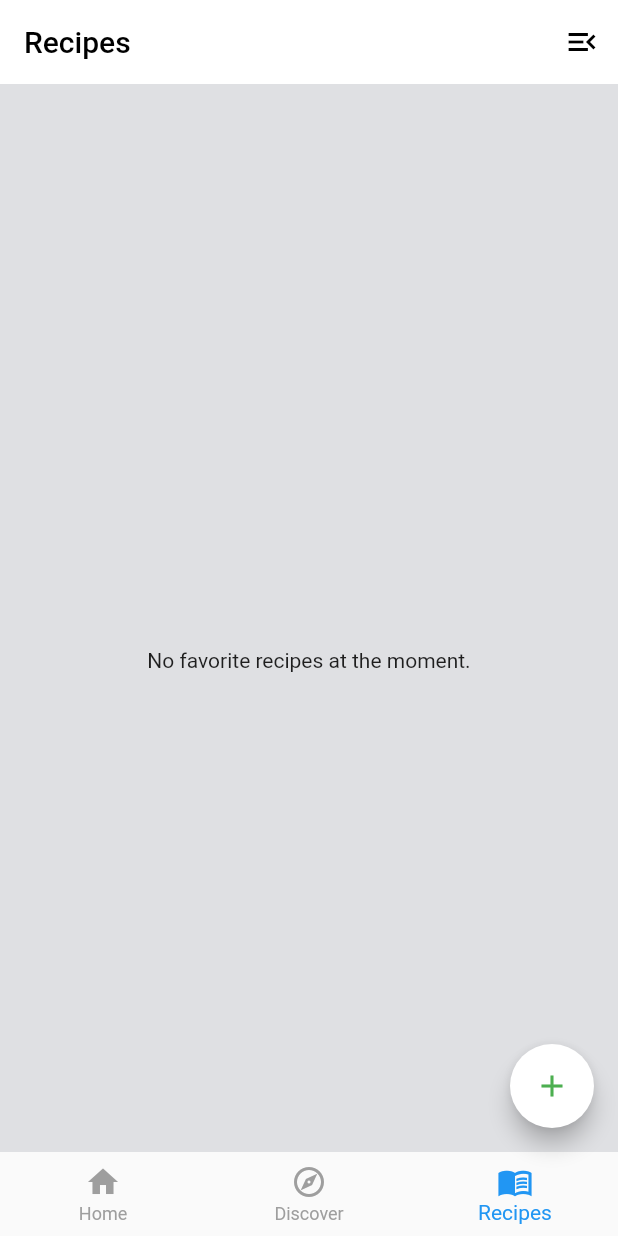
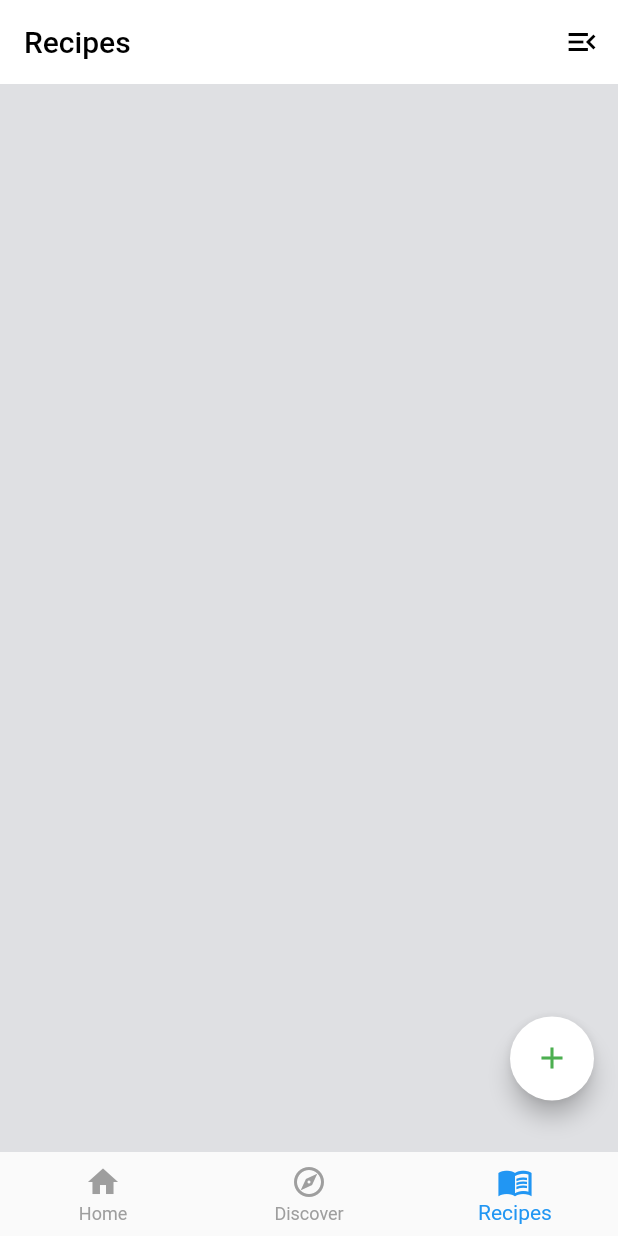
Before and after one commit to shavar67/nutri, a Flutter app: the screen it shows once a user with an empty profile is signed in, item 3 of the bottom bar chosen, after a tap on the "add" icon, on a phone screen of 412 x 824 dp. Run offline on Flutter 3.47's test engine with Material 2 defaults, Android fonts, the phone set to English and light mode, and no system bars; drawn by our look-alikes of auto_size_text, liquid_pull_to_refresh; our stand-ins replace firebase_auth, firebase_core, flutter_easyloading, logger, shared_preferences; accounts and stored records are empty.

Commit message:
refactoring code

```diff
--- a/lib/main.dart
+++ b/lib/main.dart
@@ -5,8 +5,7 @@ import 'package:flutter_easyloading/flutter_easyloading.dart';
 import 'package:logger/logger.dart';
 import 'package:nuclear/constants/route_constants.dart';
 import 'package:nuclear/firebase_auth/auth_service..dart';
-import 'package:nuclear/model/theme_provider.dart';
-import 'package:nuclear/provider/recipe_provider.dart';
+import 'package:nuclear/provider/theme_provider.dart';
 import 'package:nuclear/routes/router.dart';
 import 'package:nuclear/screens/shared/home.dart';
 import 'package:nuclear/theme/app_theme.dart';
@@ -25,7 +24,6 @@ Future<void> main() async {
     providers: [
       Provider<ThemeProvider>(create: (_) => ThemeProvider()),
       Provider<AuthService>(create: (_) => AuthService()),
-      ChangeNotifierProvider<RecipeProvider>(create: (_) => RecipeProvider())
     ],
     child: const MyApp(),
   ));
--- a/lib/network/network_request.dart
+++ /dev/null
@@ -1,27 +0,0 @@
-import 'dart:convert';
-
-import 'package:http/http.dart' as http;
-import 'package:logger/logger.dart';
-import 'package:nuclear/model/recipe_model.dart';
-
-//baseUrl+query+&+akiPkey+&_cont+&type=public&+apiId
-var logger = Logger(printer: PrettyPrinter());
-Future<List<RecipeModel>> searchRecipe(recipe) async {
-  String url = 'https://www.themealdb.com/api/json/v1/1/search.php?s=$recipe';
-  Uri uri = Uri.parse(url);
-  logger.i(url);
-  final response = await http.get(uri);
-  if (response.statusCode == 200) {
-    Map data = json.decode(response.body);
-    if (data['meals'] != null) {
-      ///logger.i(data['meals'][0]);
-      var list =
-          (data['meals'] as List).map((e) => RecipeModel.fromJson(e)).toList();
-      //logger.i(list[0]);
-      return list;
-    }
-    throw Exception(response.reasonPhrase);
-  } else {
-    throw Exception(response.reasonPhrase);
-  }
-}
--- a/lib/provider/recipe_provider.dart
+++ /dev/null
@@ -1,17 +0,0 @@
-import 'package:flutter/material.dart';
-import 'package:nuclear/network/network_request.dart';
-
-import '../model/recipe_model.dart';
-
-class RecipeProvider with ChangeNotifier {
-  RecipeModel recipe = RecipeModel();
-  bool loading = false;
-  List<RecipeModel> meals = [];
-
-  getRecipe(meal) async {
-    loading = true;
-    meals = await searchRecipe(meal);
-    loading = false;
-    notifyListeners();
-  }
-}
--- /dev/null
+++ b/lib/screens/mobile/create_recipe_view.dart
@@ -0,0 +1,44 @@
+import 'package:flutter/material.dart';
+import 'package:logger/logger.dart';
+import 'package:nuclear/provider/theme_provider.dart';
+import 'package:provider/provider.dart';
+
+import '../../theme/styles.dart';
+
+class CreateRecipeView extends StatefulWidget {
+  const CreateRecipeView({Key? key}) : super(key: key);
+
+  @override
+  State<CreateRecipeView> createState() => _CreateRecipeViewState();
+}
+
+class _CreateRecipeViewState extends State<CreateRecipeView> {
+  Logger logger =
+      Logger(printer: PrettyPrinter(printEmojis: true, printTime: false));
+  @override
+  Widget build(BuildContext context) {
+    final themeProvider = context.watch<ThemeProvider>();
+    Size size = MediaQuery.of(context).size;
+    return Stack(
+      children: [
+        Positioned(
+            right: 0,
+            bottom: size.height * 0.1,
+            child: Padding(
+              padding: const EdgeInsets.symmetric(horizontal: 16, vertical: 8),
+              child: FloatingActionButton(
+                  backgroundColor: themeProvider.getDarkTheme
+                      ? Styles.greyShade900
+                      : Styles.white,
+                  onPressed: () async {},
+                  child: Icon(
+                    Icons.add,
+                    color: themeProvider.getDarkTheme
+                        ? Styles.defaultIconColor
+                        : Colors.green,
+                  )),
+            ))
+      ],
+    );
+  }
+}
--- a/lib/screens/mobile/mobile_feed.dart
+++ b/lib/screens/mobile/mobile_feed.dart
@@ -1,6 +1,5 @@
 import 'package:flutter/material.dart';
-import 'package:nuclear/provider/recipe_provider.dart';
-import 'package:provider/provider.dart';
+import 'package:logger/logger.dart';
 
 class MobileFeed extends StatefulWidget {
   const MobileFeed({Key? key}) : super(key: key);
@@ -10,6 +9,8 @@ class MobileFeed extends StatefulWidget {
 }
 
 class _MobileFeedState extends State<MobileFeed> {
+  Logger logger = Logger();
+  bool isLoading = true;
   @override
   void initState() {
     super.initState();
@@ -17,13 +18,10 @@ class _MobileFeedState extends State<MobileFeed> {
 
   @override
   Widget build(BuildContext context) {
-    final recipeProvider = Provider.of<RecipeProvider>(context);
-    return recipeProvider.loading
-        ? const Center(child: CircularProgressIndicator())
-        : ListView.builder(
-            itemCount: recipeProvider.meals.length,
-            itemBuilder: ((context, index) {
-              return ListTile(title: Text('${recipeProvider.meals.length}'));
-            }));
+    return SingleChildScrollView(
+      child: Column(children: const [
+        Text('lorem ipsum'),
+      ]),
+    );
   }
 }
--- a/lib/screens/mobile/mobile_login.dart
+++ b/lib/screens/mobile/mobile_login.dart
@@ -1,7 +1,7 @@
 import 'package:auto_size_text/auto_size_text.dart';
 import 'package:flutter/material.dart';
 import 'package:logger/logger.dart';
-import 'package:nuclear/model/theme_provider.dart';
+import 'package:nuclear/provider/theme_provider.dart';
 import 'package:provider/provider.dart';
 
 import '../../constants/route_constants.dart';
--- a/lib/screens/mobile/mobile_view.dart
+++ b/lib/screens/mobile/mobile_view.dart
@@ -2,13 +2,12 @@ import 'package:auto_size_text/auto_size_text.dart';
 import 'package:flutter/material.dart';
 import 'package:liquid_pull_to_refresh/liquid_pull_to_refresh.dart';
 import 'package:logger/logger.dart';
-import 'package:nuclear/provider/recipe_provider.dart';
 import 'package:nuclear/theme/styles.dart';
 import 'package:nuclear/utils/mobile_navitem_util.dart';
 import 'package:provider/provider.dart';
 
 import '../../constants/route_constants.dart';
-import '../../model/theme_provider.dart';
+import '../../provider/theme_provider.dart';
 
 class MobileView extends StatefulWidget {
   const MobileView({Key? key}) : super(key: key);
@@ -42,7 +41,7 @@ class _MobileViewState extends State<MobileView> {
   @override
   Widget build(BuildContext context) {
     final themeProvider = Provider.of<ThemeProvider>(context);
-    final recipeProvder = context.read<RecipeProvider>();
+
     return Scaffold(
         extendBody: true,
         resizeToAvoidBottomInset: false,
@@ -101,20 +100,7 @@ class _MobileViewState extends State<MobileView> {
                   icon: const Icon(Icons.explore_outlined), label: _titles[1]),
               BottomNavigationBarItem(
                   icon: const Icon(Icons.menu_book_sharp), label: _titles[2]),
-          ]),
-      floatingActionButton: FloatingActionButton(
-          backgroundColor:
-              themeProvider.getDarkTheme ? Styles.greyShade900 : Styles.white,
-          onPressed: () async {
-            await recipeProvder.getRecipe('chicken');
-          },
-          child: Icon(
-            Icons.add,
-            color: themeProvider.getDarkTheme
-                ? Styles.defaultIconColor
-                : Colors.green,
-          )),
-    );
+            ]));
   }
 
   Future<void> _onRefresh() async {
--- a/lib/screens/shared/settings_responsive.dart
+++ b/lib/screens/shared/settings_responsive.dart
@@ -5,7 +5,7 @@ import 'package:nuclear/theme/styles.dart';
 import 'package:nuclear/widgets/mobile/mobile_setting_options.dart';
 import 'package:provider/provider.dart';
 
-import '../../model/theme_provider.dart';
+import '../../provider/theme_provider.dart';
 import '../../widgets/desktop/desktop_setting_option.dart';
 import '../../widgets/tablet/tablet_setting_options.dart';
 
--- a/lib/utils/mobile_navitem_util.dart
+++ b/lib/utils/mobile_navitem_util.dart
@@ -1,4 +1,5 @@
 import 'package:flutter/material.dart';
+import 'package:nuclear/screens/mobile/create_recipe_view.dart';
 import 'package:nuclear/screens/mobile/mobile_feed.dart';
 
 class NavSwitcher {
@@ -20,10 +21,7 @@ class NavSwitcher {
 
       case 2:
         {
-          return Container(
-              child: const Center(
-            child: Text('No favorite recipes at the moment.'),
-          ));
+          return const CreateRecipeView();
         }
 
       default:
--- a/lib/widgets/desktop/desktop_setting_option.dart
+++ b/lib/widgets/desktop/desktop_setting_option.dart
@@ -3,7 +3,7 @@ import 'package:flutter/material.dart';
 import 'package:provider/provider.dart';
 
 import '../../constants/strings.dart';
-import '../../model/theme_provider.dart';
+import '../../provider/theme_provider.dart';
 import '../../theme/styles.dart';
 import '../../utils/spacers.dart';
 
--- a/lib/widgets/mobile/mobile_setting_options.dart
+++ b/lib/widgets/mobile/mobile_setting_options.dart
@@ -4,10 +4,10 @@ import 'package:nuclear/constants/route_constants.dart';
 import 'package:nuclear/theme/styles.dart';
 import 'package:provider/provider.dart';
 
-import '../../../model/theme_provider.dart';
 import '../../../utils/spacers.dart';
 import '../../constants/strings.dart';
 import '../../firebase_auth/auth_service..dart';
+import '../../provider/theme_provider.dart';
 
 class MobileSettingOptions extends StatelessWidget {
   const MobileSettingOptions({Key? key}) : super(key: key);
--- a/lib/widgets/tablet/tablet_setting_options.dart
+++ b/lib/widgets/tablet/tablet_setting_options.dart
@@ -1,7 +1,7 @@
 import 'package:auto_size_text/auto_size_text.dart';
 import 'package:flutter/material.dart';
 import 'package:nuclear/constants/strings.dart';
-import 'package:nuclear/model/theme_provider.dart';
+import 'package:nuclear/provider/theme_provider.dart';
 import 'package:provider/provider.dart';
 
 import '../../theme/styles.dart';
--- a/pubspec.yaml
+++ b/pubspec.yaml
@@ -46,6 +46,8 @@ dependencies:
   liquid_pull_to_refresh: ^3.0.1
   toast: ^0.3.0
   http: ^0.13.5
+  cached_network_image: ^3.2.1
+  shimmer: ^2.0.0
 
 
 dev_dependencies:
```
Also changed, not shown: lib/model/recipe_model.dart (deleted, +0 -247 lines), lib/network/api_constants.dart (deleted, +0 -8 lines), lib/database/databse.dart (added), lib/provider/theme_provider.dart (renamed from lib/model/theme_provider.dart), pubspec.lock, 7 other files. Lines whose indentation alone changed are shown as unchanged.
